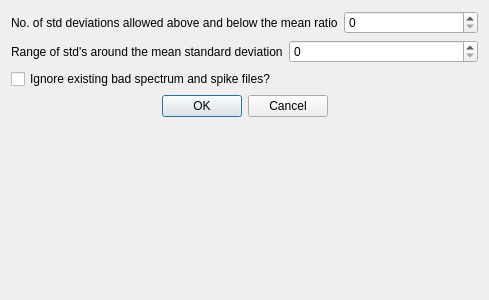
Above: src/gui/widgets/ui_files/purgeDialog.ui from disorderedmaterials/GudPy before the change. Below: the same form after it.
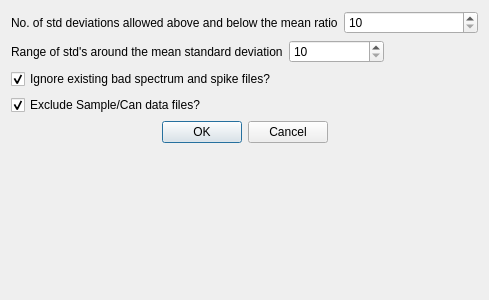
That is the form after the change.

Commit message: feat: default values in dialog, exclude data files.

Diff of the .ui file:
```diff
--- a/src/gui/widgets/ui_files/purgeDialog.ui
+++ b/src/gui/widgets/ui_files/purgeDialog.ui
@@ -37,6 +37,9 @@
          <verstretch>0</verstretch>
         </sizepolicy>
        </property>
+       <property name="minimum">
+        <number>10</number>
+       </property>
       </widget>
      </item>
     </layout>
@@ -58,8 +61,24 @@
          <verstretch>0</verstretch>
         </sizepolicy>
        </property>
+       <property name="minimum">
+        <number>10</number>
+       </property>
       </widget>
      </item>
+     <item>
+      <spacer name="horizontalSpacer">
+       <property name="orientation">
+        <enum>Qt::Horizontal</enum>
+       </property>
+       <property name="sizeHint" stdset="0">
+        <size>
+         <width>40</width>
+         <height>20</height>
+        </size>
+       </property>
+      </spacer>
+     </item>
     </layout>
    </item>
    <item>
@@ -72,6 +91,19 @@
      </property>
      <property name="text">
       <string>Ignore existing bad spectrum and spike files?</string>
+     </property>
+     <property name="checked">
+      <bool>true</bool>
+     </property>
+    </widget>
+   </item>
+   <item>
+    <widget class="QCheckBox" name="checkBox">
+     <property name="text">
+      <string>Exclude Sample/Can data files?</string>
+     </property>
+     <property name="checked">
+      <bool>true</bool>
      </property>
     </widget>
    </item>
```
